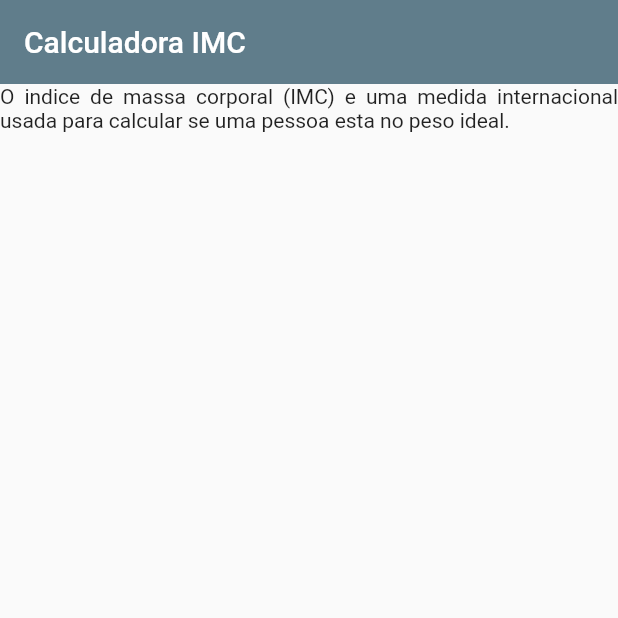
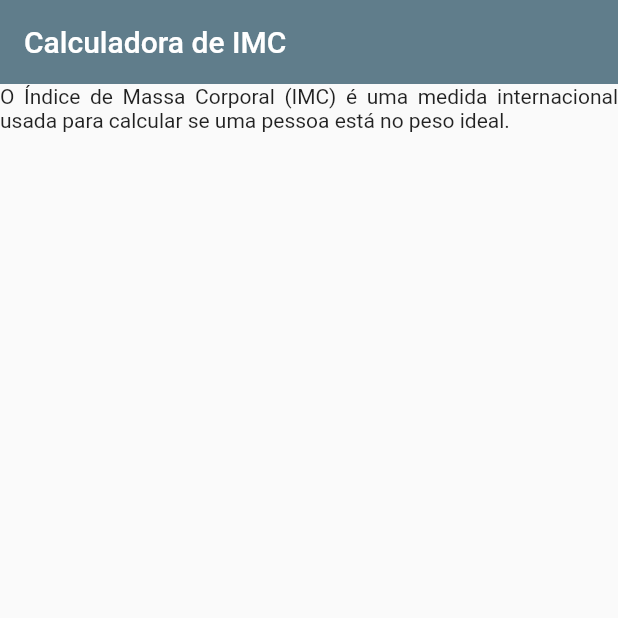
Before and after one commit to ailsonazevedo/CalculadoraIMC, a Flutter app: the screen it shows after launch, on a phone screen of 412 x 824 dp, the top half of it. Run offline on Flutter 3.47's test engine with Material 2 defaults, Android fonts, the phone set to English and light mode, and no system bars.

Commit message:
Update home_page.dart

```diff
--- a/lib/components/home_page.dart
+++ b/lib/components/home_page.dart
@@ -14,13 +14,13 @@ class HomePageState extends State<HomePage> {
   Widget build(BuildContext context) {
     return Scaffold(
       appBar: AppBar(
-        title: Text('Calculadora IMC'),
+        title: Text('Calculadora de IMC'),
         elevation: 0
       ),
       body: Column(
         crossAxisAlignment: CrossAxisAlignment.center,
         children: [
-          Text('O indice de massa corporal (IMC) e uma medida internacional usada para calcular se uma pessoa esta no peso ideal.',
+          Text('O Índice de Massa Corporal (IMC) é uma medida internacional usada para calcular se uma pessoa está no peso ideal.',
           textAlign: TextAlign.justify,
           ),
 
```
